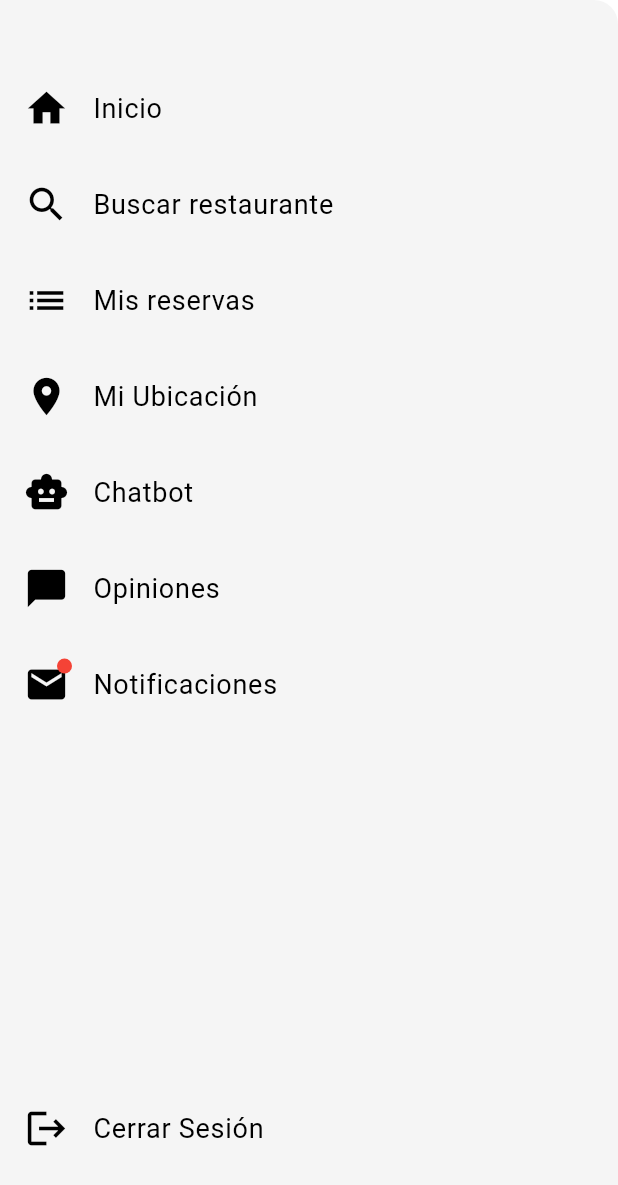
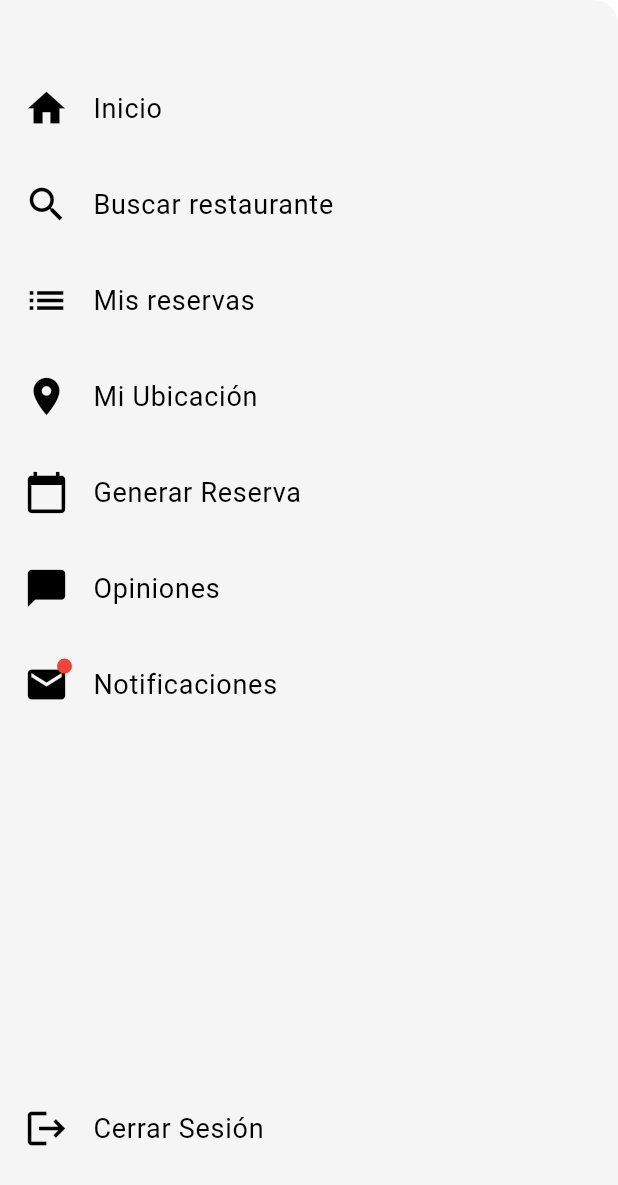
Before and after one commit to Carlos171003/SittaraLogin, a Flutter app: the MenuScreen screen opened by its route, on a phone screen of 412 x 824 dp. Shown: the top 1185 px of the screen. Run offline on Flutter 3.47's test engine with Material 3 defaults, Android fonts, the phone set to English and light mode, and no system bars; our stand-ins replace flutter_bloc.

Commit message:
feat: Change icon for 'Generar Reserva' to calendar in menu_screen.dart

```diff
--- a/lib/src/features/home/presentation/screens/menu_screen.dart
+++ b/lib/src/features/home/presentation/screens/menu_screen.dart
@@ -35,8 +35,8 @@ class MenuScreen extends StatelessWidget {
               onTap: () {},
             ),
             _menuItem(
-              icon: Icons.smart_toy,
-              text: 'Chatbot',
+              icon: Icons.calendar_today,
+              text: 'Generar Reserva',
               onTap: () {},
             ),
             _menuItem(
```
